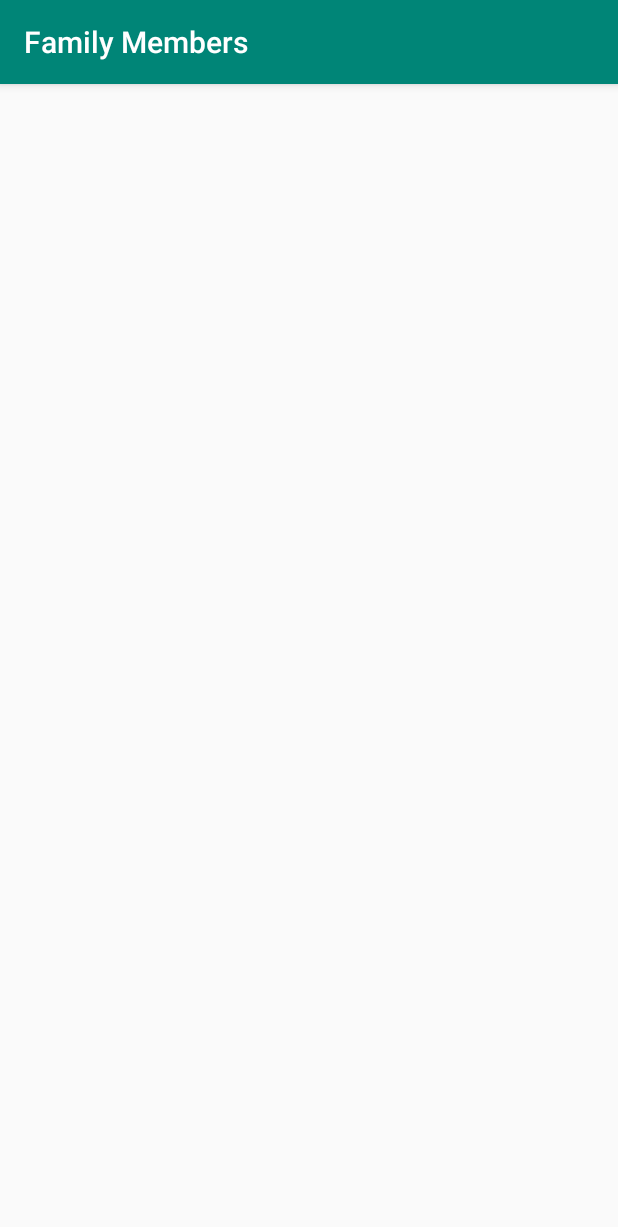
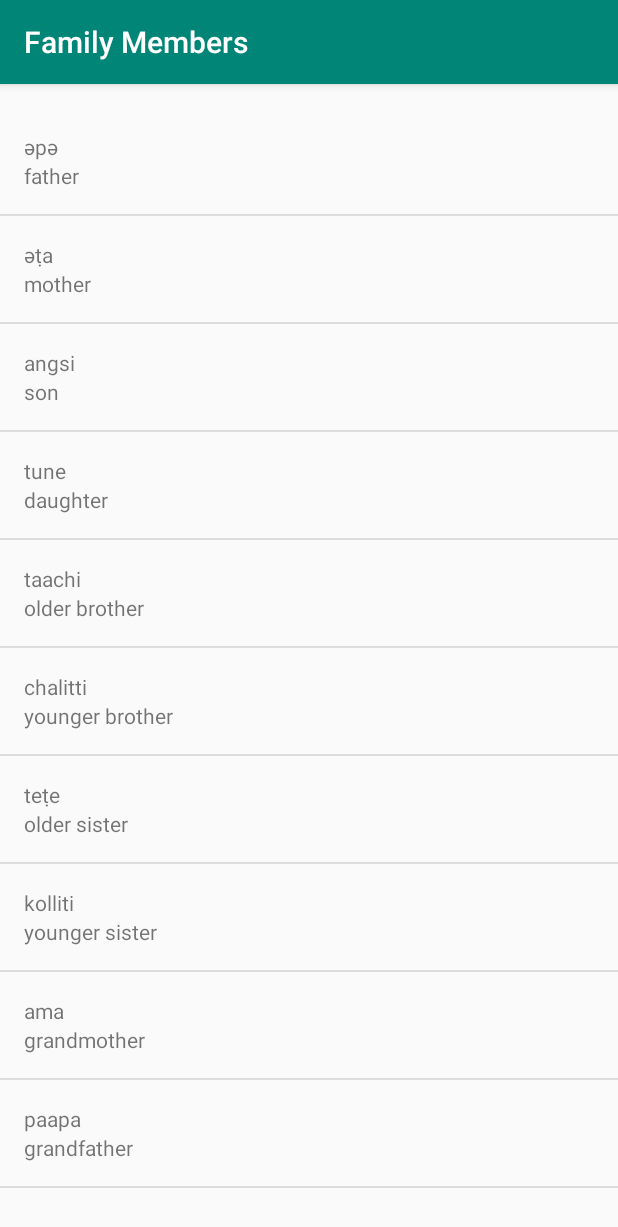
Before and after one commit to FadyFawzyOfficial/Miwok, an Android app: the FamilyActivity screen opened directly, with no data from a screen before it, on a phone screen of 412 x 824 dp. Shown: the top 1227 px of the screen. Run offline under Robolectric (Android 15) with nearby library versions, the light colour scheme and no system bars.

Commit message:
1.15 Add remaining words in other categories

```diff
--- a/app/src/main/java/com/engineerfadyfawzi/miwok/FamilyActivity.java
+++ b/app/src/main/java/com/engineerfadyfawzi/miwok/FamilyActivity.java
@@ -3,6 +3,9 @@
 import androidx.appcompat.app.AppCompatActivity;
 
 import android.os.Bundle;
+import android.widget.ListView;
+
+import java.util.ArrayList;
 
 public class FamilyActivity extends AppCompatActivity
 {
@@ -11,6 +14,32 @@
     protected void onCreate( Bundle savedInstanceState )
     {
         super.onCreate( savedInstanceState );
-        setContentView( R.layout.activity_family );
+        setContentView( R.layout.word_list );
+
+        // create a list of words
+        ArrayList< Word > words = new ArrayList< Word >();
+        words.add( new Word( "father", "әpә" ) );
+        words.add( new Word( "mother", "әṭa" ) );
+        words.add( new Word( "son", "angsi" ) );
+        words.add( new Word( "daughter", "tune" ) );
+        words.add( new Word( "older brother", "taachi" ) );
+        words.add( new Word( "younger brother", "chalitti" ) );
+        words.add( new Word( "older sister", "teṭe" ) );
+        words.add( new Word( "younger sister", "kolliti" ) );
+        words.add( new Word( "grandmother ", "ama" ) );
+        words.add( new Word( "grandfather", "paapa" ) );
+
+        // Create an {@link WordAdapter}, whose data source is a list of {@link Word}s.
+        // The adapter knows how to create list items for each item in the list.
+        WordAdapter wordsAdapter = new WordAdapter( this, words );
+
+        // Find the {@link ListView) object in the view hierarchy of the {@link Activity}.
+        // There should be a {@link ListView} with the view ID called list, which is declared
+        // in the word_list.xml layout file.
+        ListView listView = findViewById( R.id.list_view );
+
+        // Make the {@link ListView} use the {@link WordAdapter} we created above, so that the
+        // {@link ListView} will display list items for each {@link Word} in the list of words.
+        listView.setAdapter( wordsAdapter );
     }
 }
--- a/app/src/main/java/com/engineerfadyfawzi/miwok/MainActivity.java
+++ b/app/src/main/java/com/engineerfadyfawzi/miwok/MainActivity.java
@@ -78,7 +78,7 @@
             public void onClick( View view )
             {
                 // Create a new intent to open the {@link PhrasesActivity}
-                Intent phrasesIntent = new Intent( MainActivity.this, ColorsActivity.class );
+                Intent phrasesIntent = new Intent( MainActivity.this, PhrasesActivity.class );
 
                 // Start the new activity
                 startActivity( phrasesIntent );
--- a/app/src/main/java/com/engineerfadyfawzi/miwok/NumbersActivity.java
+++ b/app/src/main/java/com/engineerfadyfawzi/miwok/NumbersActivity.java
@@ -14,9 +14,9 @@
     protected void onCreate( Bundle savedInstanceState )
     {
         super.onCreate( savedInstanceState );
-        setContentView( R.layout.activity_numbers );
+        setContentView( R.layout.word_list );
 
-        // create a list fo words
+        // create a list of words
         ArrayList< Word > words = new ArrayList< Word >();
         words.add( new Word( "one", "lutti" ) );
         words.add( new Word( "two", "otiiko" ) );
@@ -35,7 +35,7 @@
 
         // Find the {@link ListView) object in the view hierarchy of the {@link Activity}.
         // There should be a {@link ListView} with the view ID called list, which is declared
-        // in the activity_numbers.xml layout file.
+        // in the word_list.xml layout file.
         ListView listView = findViewById( R.id.list_view );
 
         // Make the {@link ListView} use the {@link WordAdapter} we created above, so that the
--- a/app/src/main/res/layout/activity_family.xml
+++ /dev/null
@@ -1,10 +0,0 @@
-<?xml version="1.0" encoding="utf-8"?>
-<androidx.constraintlayout.widget.ConstraintLayout
-	xmlns:android = "http://schemas.android.com/apk/res/android"
-	xmlns:app = "http://schemas.android.com/apk/res-auto"
-	xmlns:tools = "http://schemas.android.com/tools"
-	android:layout_width = "match_parent"
-	android:layout_height = "match_parent"
-	tools:context = ".FamilyActivity">
-
-</androidx.constraintlayout.widget.ConstraintLayout>
--- a/app/src/main/res/layout/activity_phrases.xml
+++ b/app/src/main/res/layout/word_list.xml
@@ -1,10 +1,9 @@
 <?xml version="1.0" encoding="utf-8"?>
-<androidx.constraintlayout.widget.ConstraintLayout
+<ListView
 	xmlns:android = "http://schemas.android.com/apk/res/android"
 	xmlns:app = "http://schemas.android.com/apk/res-auto"
 	xmlns:tools = "http://schemas.android.com/tools"
+	android:id = "@+id/list_view"
 	android:layout_width = "match_parent"
 	android:layout_height = "match_parent"
-	tools:context = ".PhrasesActivity">
-
-</androidx.constraintlayout.widget.ConstraintLayout>
+	android:paddingTop = "@dimen/activity_vertical_margin" />
```
Also changed, not shown: app/src/main/java/com/engineerfadyfawzi/miwok/ColorsActivity.java (+28 -1 lines), app/src/main/java/com/engineerfadyfawzi/miwok/PhrasesActivity.java (+30 -1 lines), app/src/main/res/layout/activity_colors.xml (deleted, +0 -10 lines), app/src/main/res/layout/activity_numbers.xml (deleted, +0 -9 lines).
